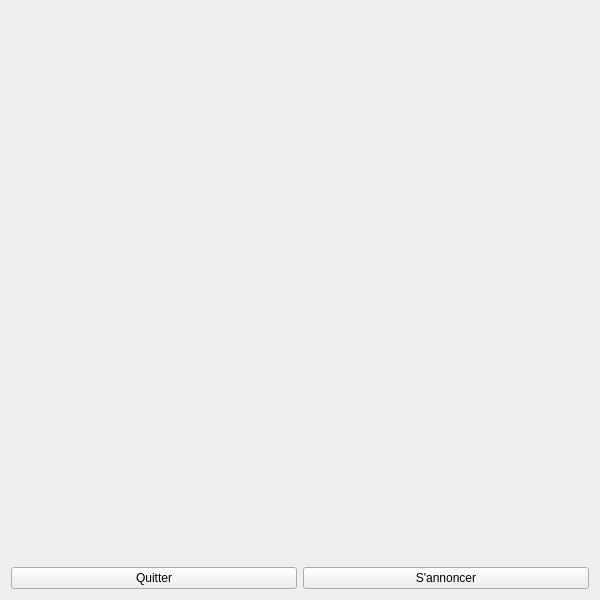
Old version of the form ui/lobby.ui in the repository NinjaTrappeur/pong-client.
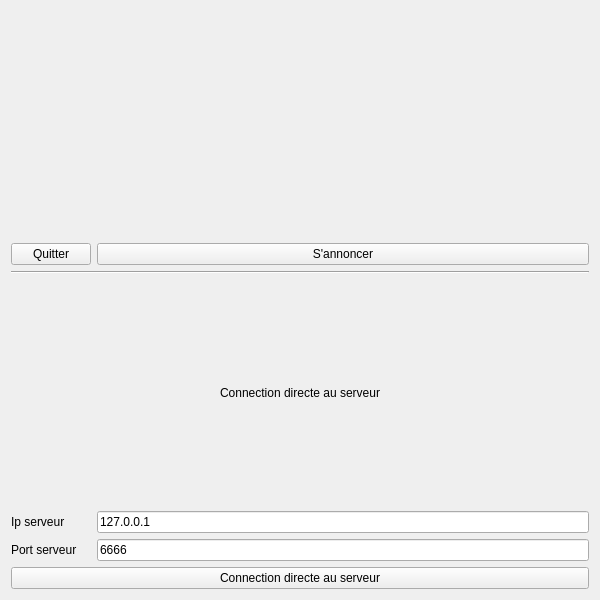
New version of the form.

Commit message: Adding direct connection to server.

Patch:
```diff
--- a/ui/lobby.ui
+++ b/ui/lobby.ui
@@ -14,6 +14,13 @@
    <string>Lobby pong multijoueur</string>
   </property>
   <layout class="QGridLayout" name="gridLayout">
+   <item row="4" column="2">
+    <widget class="QLineEdit" name="ipServer">
+     <property name="text">
+      <string>127.0.0.1</string>
+     </property>
+    </widget>
+   </item>
    <item row="0" column="1" colspan="2">
     <widget class="QLabel" name="label">
      <property name="text">
@@ -38,6 +45,51 @@
      </property>
     </widget>
    </item>
+   <item row="5" column="2">
+    <widget class="QLineEdit" name="portServer">
+     <property name="text">
+      <string>6666</string>
+     </property>
+    </widget>
+   </item>
+   <item row="4" column="1">
+    <widget class="QLabel" name="label_2">
+     <property name="text">
+      <string>Ip serveur</string>
+     </property>
+    </widget>
+   </item>
+   <item row="5" column="1">
+    <widget class="QLabel" name="label_3">
+     <property name="text">
+      <string>Port serveur</string>
+     </property>
+    </widget>
+   </item>
+   <item row="2" column="1" colspan="2">
+    <widget class="Line" name="line">
+     <property name="orientation">
+      <enum>Qt::Horizontal</enum>
+     </property>
+    </widget>
+   </item>
+   <item row="6" column="1" colspan="2">
+    <widget class="QPushButton" name="connectButton">
+     <property name="text">
+      <string>Connection directe au serveur</string>
+     </property>
+    </widget>
+   </item>
+   <item row="3" column="1" colspan="2">
+    <widget class="QLabel" name="label_4">
+     <property name="text">
+      <string>Connection directe au serveur</string>
+     </property>
+     <property name="alignment">
+      <set>Qt::AlignCenter</set>
+     </property>
+    </widget>
+   </item>
   </layout>
  </widget>
  <resources/>
```
The commit also changes 11 other files.
